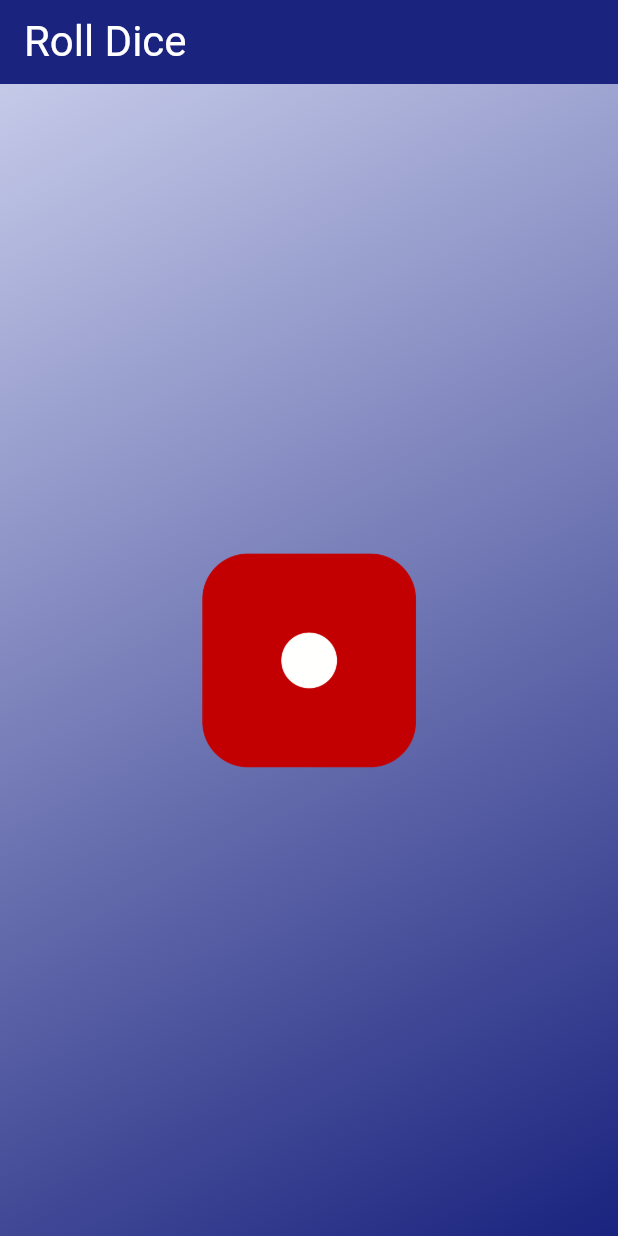
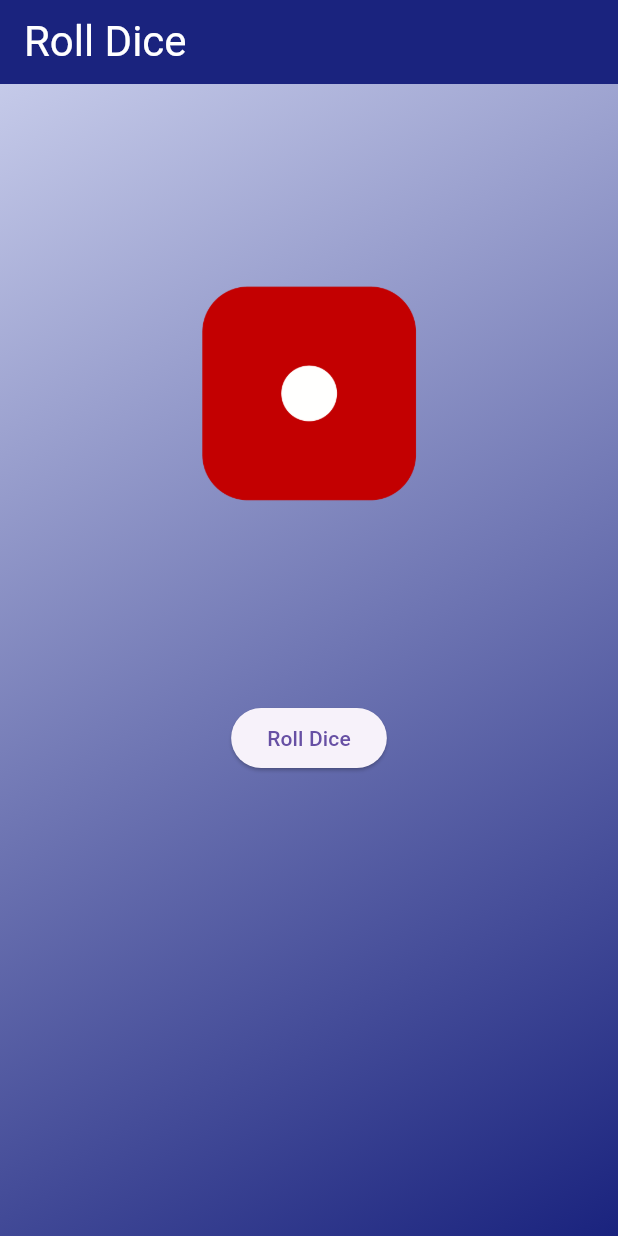
Before and after one commit to ekrajghimire/DiceRoll, a Flutter app: the screen it shows after launch, on a phone screen of 412 x 824 dp. Run offline on Flutter 3.47's test engine with Material 3 defaults, Android fonts, the phone set to English and light mode, and no system bars.

Commit message:
added button

```diff
--- a/lib/gradient_conatiner.dart
+++ b/lib/gradient_conatiner.dart
@@ -18,7 +18,9 @@ class GradientContainer extends StatelessWidget {
         begin: startAlignment,
         end: endAlignment,
       )),
-      child: Center(
+      child: Column(
+        children: [
+          Center(
             child: Padding(
               padding: const EdgeInsets.all(111.0),
               child: Image.asset(
@@ -27,6 +29,9 @@ class GradientContainer extends StatelessWidget {
               ),
             ),
           ),
+          ElevatedButton(onPressed: () {}, child: const Text('Roll Dice'))
+        ],
+      ),
     );
   }
 }
```
Lines whose indentation alone changed are shown as unchanged.
